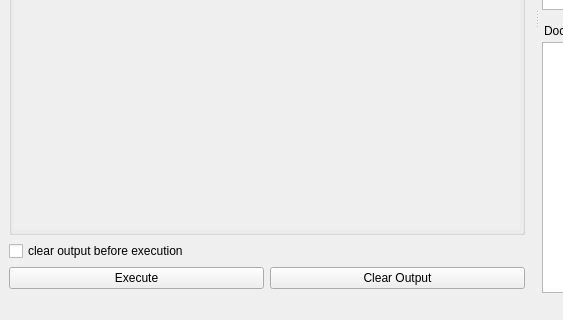
zimolab/PyGUIAdapter, file designer/execution_window.ui: the form before one commit; both pictures show x 0 to 563 and y 280 to 600 of the 800 by 600 pixel window.
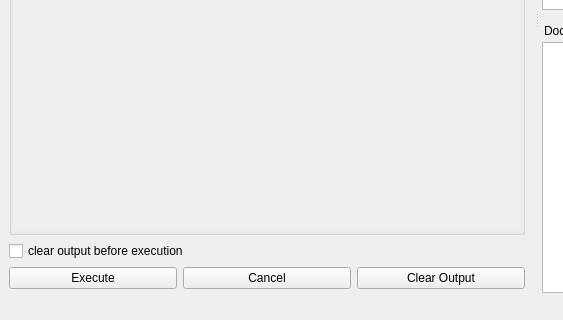
The form after the commit.

Diff of the .ui file:
```diff
--- a/designer/execution_window.ui
+++ b/designer/execution_window.ui
@@ -90,6 +90,13 @@
         </property>
        </widget>
       </item>
+      <item>
+       <widget class="QPushButton" name="button_cancel">
+        <property name="text">
+         <string>Cancel</string>
+        </property>
+       </widget>
+      </item>
       <item>
        <widget class="QPushButton" name="button_clear">
         <property name="text">
```
